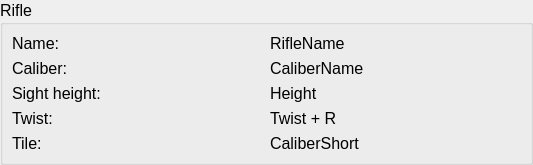
Above: ui_templates/catalog_rifle_info.ui from o-murphy/archer_ballistics_constructor before the change. Below: the same form after it.
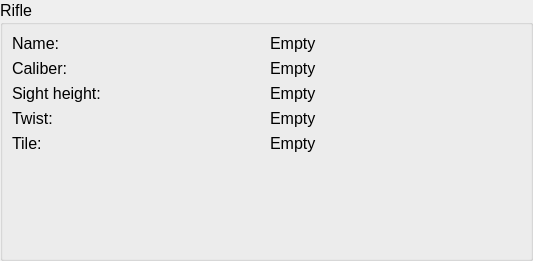
That is the form after the change.

The edit to the form file:
```diff
--- a/ui_templates/catalog_rifle_info.ui
+++ b/ui_templates/catalog_rifle_info.ui
@@ -7,7 +7,7 @@
     <x>0</x>
     <y>0</y>
     <width>533</width>
-    <height>158</height>
+    <height>261</height>
    </rect>
   </property>
   <property name="sizePolicy">
@@ -16,12 +16,6 @@
     <verstretch>0</verstretch>
    </sizepolicy>
   </property>
-  <property name="maximumSize">
-   <size>
-    <width>16777215</width>
-    <height>190</height>
-   </size>
-  </property>
   <property name="windowTitle">
    <string>Form</string>
   </property>
@@ -75,7 +69,7 @@
       <item row="1" column="0">
        <widget class="QLabel" name="label_25">
         <property name="sizePolicy">
-         <sizepolicy hsizetype="Preferred" vsizetype="Expanding">
+         <sizepolicy hsizetype="Preferred" vsizetype="Preferred">
           <horstretch>0</horstretch>
           <verstretch>0</verstretch>
          </sizepolicy>
@@ -96,10 +90,23 @@
         </property>
        </widget>
       </item>
+      <item row="5" column="2">
+       <widget class="QLabel" name="caliberShort">
+        <property name="sizePolicy">
+         <sizepolicy hsizetype="Preferred" vsizetype="Preferred">
+          <horstretch>0</horstretch>
+          <verstretch>0</verstretch>
+         </sizepolicy>
+        </property>
+        <property name="text">
+         <string>Empty</string>
+        </property>
+       </widget>
+      </item>
       <item row="2" column="0">
        <widget class="QLabel" name="label_69">
         <property name="sizePolicy">
-         <sizepolicy hsizetype="Preferred" vsizetype="Expanding">
+         <sizepolicy hsizetype="Preferred" vsizetype="Preferred">
           <horstretch>0</horstretch>
           <verstretch>0</verstretch>
          </sizepolicy>
@@ -120,17 +127,10 @@
         </property>
        </widget>
       </item>
-      <item row="5" column="2">
-       <widget class="QLabel" name="caliberShort">
-        <property name="text">
-         <string>CaliberShort</string>
-        </property>
-       </widget>
-      </item>
       <item row="4" column="0">
        <widget class="QLabel" name="label_70">
         <property name="sizePolicy">
-         <sizepolicy hsizetype="Preferred" vsizetype="Expanding">
+         <sizepolicy hsizetype="Preferred" vsizetype="Preferred">
           <horstretch>0</horstretch>
           <verstretch>0</verstretch>
          </sizepolicy>
@@ -154,7 +154,7 @@
       <item row="5" column="0">
        <widget class="QLabel" name="label_26">
         <property name="sizePolicy">
-         <sizepolicy hsizetype="Preferred" vsizetype="Expanding">
+         <sizepolicy hsizetype="Preferred" vsizetype="Preferred">
           <horstretch>0</horstretch>
           <verstretch>0</verstretch>
          </sizepolicy>
@@ -175,38 +175,62 @@
         </property>
        </widget>
       </item>
+      <item row="0" column="2">
+       <widget class="QLabel" name="rifleName">
+        <property name="sizePolicy">
+         <sizepolicy hsizetype="Preferred" vsizetype="Preferred">
+          <horstretch>0</horstretch>
+          <verstretch>0</verstretch>
+         </sizepolicy>
+        </property>
+        <property name="text">
+         <string>Empty</string>
+        </property>
+       </widget>
+      </item>
       <item row="4" column="2">
        <widget class="QLabel" name="twist">
+        <property name="sizePolicy">
+         <sizepolicy hsizetype="Preferred" vsizetype="Preferred">
+          <horstretch>0</horstretch>
+          <verstretch>0</verstretch>
+         </sizepolicy>
+        </property>
         <property name="text">
-         <string>Twist + R</string>
+         <string>Empty</string>
         </property>
        </widget>
       </item>
       <item row="2" column="2">
        <widget class="QLabel" name="sh">
+        <property name="sizePolicy">
+         <sizepolicy hsizetype="Preferred" vsizetype="Preferred">
+          <horstretch>0</horstretch>
+          <verstretch>0</verstretch>
+         </sizepolicy>
+        </property>
         <property name="text">
-         <string>Height</string>
+         <string>Empty</string>
         </property>
        </widget>
       </item>
       <item row="1" column="2">
        <widget class="QLabel" name="caliber">
-        <property name="text">
-         <string>CaliberName</string>
+        <property name="sizePolicy">
+         <sizepolicy hsizetype="Preferred" vsizetype="Preferred">
+          <horstretch>0</horstretch>
+          <verstretch>0</verstretch>
+         </sizepolicy>
         </property>
-       </widget>
-      </item>
-      <item row="0" column="2">
-       <widget class="QLabel" name="rifleName">
         <property name="text">
-         <string>RifleName</string>
+         <string>Empty</string>
         </property>
        </widget>
       </item>
       <item row="0" column="0">
        <widget class="QLabel" name="label_27">
         <property name="sizePolicy">
-         <sizepolicy hsizetype="Preferred" vsizetype="Expanding">
+         <sizepolicy hsizetype="Preferred" vsizetype="Preferred">
           <horstretch>0</horstretch>
           <verstretch>0</verstretch>
          </sizepolicy>
@@ -227,6 +251,19 @@
         </property>
        </widget>
       </item>
+      <item row="6" column="0">
+       <spacer name="verticalSpacer">
+        <property name="orientation">
+         <enum>Qt::Vertical</enum>
+        </property>
+        <property name="sizeHint" stdset="0">
+         <size>
+          <width>20</width>
+          <height>40</height>
+         </size>
+        </property>
+       </spacer>
+      </item>
      </layout>
     </widget>
    </item>
```
